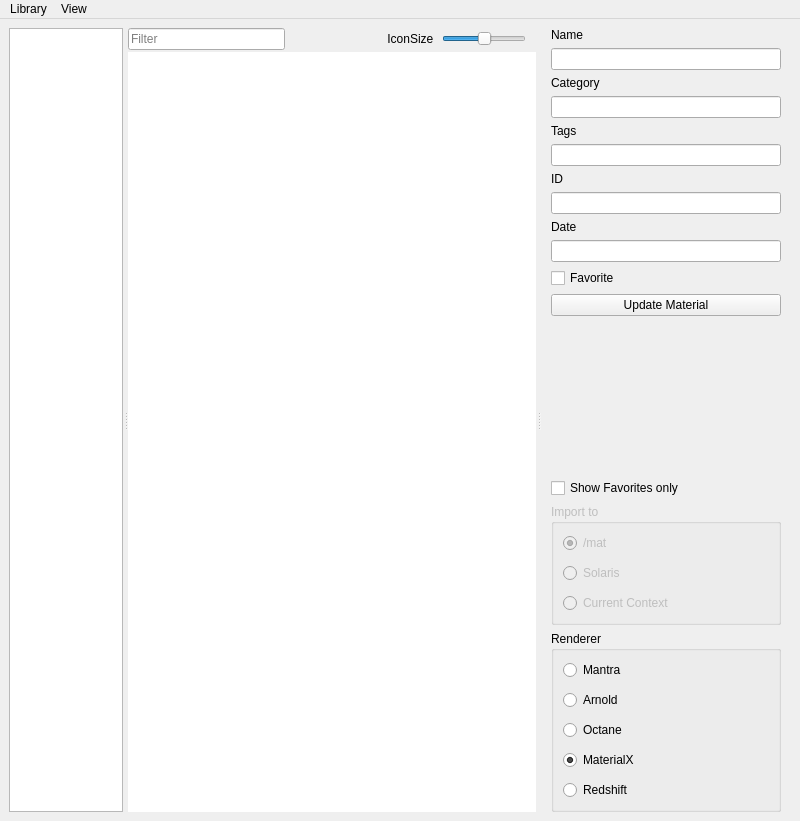
eglaubauf/egMatLib, file scripts/python/matlib/ui/matlib.ui: the form before one commit.
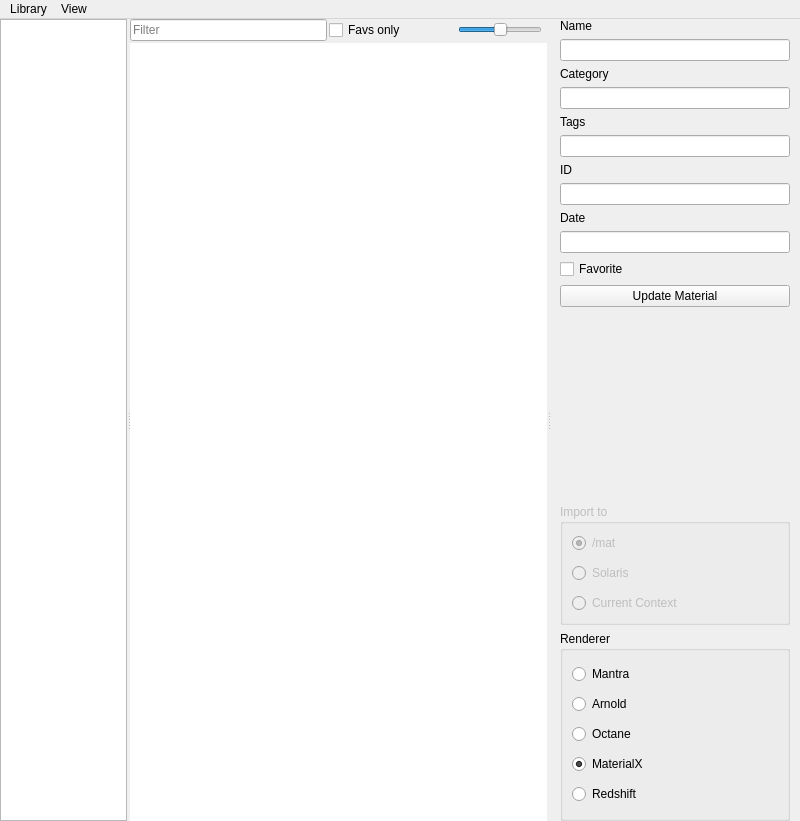
The form after the commit.

Commit message: adjust ui - move fav toggle next to filter

```diff
--- a/scripts/python/matlib/ui/matlib.ui
+++ b/scripts/python/matlib/ui/matlib.ui
@@ -33,6 +33,18 @@
     </sizepolicy>
    </property>
    <layout class="QVBoxLayout" name="verticalLayout">
+    <property name="leftMargin">
+     <number>0</number>
+    </property>
+    <property name="topMargin">
+     <number>0</number>
+    </property>
+    <property name="rightMargin">
+     <number>0</number>
+    </property>
+    <property name="bottomMargin">
+     <number>0</number>
+    </property>
     <item>
      <widget class="QSplitter" name="splitter">
       <property name="sizePolicy">
@@ -48,7 +60,7 @@
        <enum>Qt::Orientation::Horizontal</enum>
       </property>
       <property name="handleWidth">
-       <number>5</number>
+       <number>3</number>
       </property>
       <widget class="QListView" name="catview">
        <property name="sizePolicy">
@@ -94,6 +106,12 @@
               <verstretch>0</verstretch>
              </sizepolicy>
             </property>
+            <property name="minimumSize">
+             <size>
+              <width>80</width>
+              <height>0</height>
+             </size>
+            </property>
             <property name="maximumSize">
              <size>
               <width>500</width>
@@ -105,6 +123,13 @@
             </property>
            </widget>
           </item>
+          <item>
+           <widget class="QCheckBox" name="cb_FavsOnly">
+            <property name="text">
+             <string>Favs only</string>
+            </property>
+           </widget>
+          </item>
           <item>
            <spacer name="horizontalSpacer">
             <property name="orientation">
@@ -115,34 +140,12 @@
             </property>
             <property name="sizeHint" stdset="0">
              <size>
-              <width>100</width>
+              <width>50</width>
               <height>20</height>
              </size>
             </property>
            </spacer>
           </item>
-          <item>
-           <widget class="QLabel" name="label_3">
-            <property name="sizePolicy">
-             <sizepolicy hsizetype="Minimum" vsizetype="Preferred">
-              <horstretch>0</horstretch>
-              <verstretch>0</verstretch>
-             </sizepolicy>
-            </property>
-            <property name="contextMenuPolicy">
-             <enum>Qt::ContextMenuPolicy::NoContextMenu</enum>
-            </property>
-            <property name="layoutDirection">
-             <enum>Qt::LayoutDirection::LeftToRight</enum>
-            </property>
-            <property name="text">
-             <string>IconSize  </string>
-            </property>
-            <property name="alignment">
-             <set>Qt::AlignmentFlag::AlignRight|Qt::AlignmentFlag::AlignTrailing|Qt::AlignmentFlag::AlignVCenter</set>
-            </property>
-           </widget>
-          </item>
           <item>
            <layout class="QVBoxLayout" name="slider_layout">
             <item>
@@ -155,7 +158,7 @@
               </property>
               <property name="maximumSize">
                <size>
-                <width>250</width>
+                <width>200</width>
                 <height>16777215</height>
                </size>
               </property>
@@ -200,7 +203,7 @@
             </property>
             <property name="sizeHint" stdset="0">
              <size>
-              <width>10</width>
+              <width>5</width>
               <height>20</height>
              </size>
             </property>
@@ -296,9 +299,15 @@
        </layout>
       </widget>
       <widget class="QWidget" name="details_widget" native="true">
+       <property name="minimumSize">
+        <size>
+         <width>250</width>
+         <height>0</height>
+        </size>
+       </property>
        <property name="maximumSize">
         <size>
-         <width>400</width>
+         <width>250</width>
          <height>16777215</height>
         </size>
        </property>
@@ -349,8 +358,8 @@
             <rect>
              <x>0</x>
              <y>0</y>
-             <width>230</width>
-             <height>773</height>
+             <width>250</width>
+             <height>797</height>
             </rect>
            </property>
            <layout class="QVBoxLayout" name="verticalLayout_9">
@@ -484,13 +493,6 @@
               </property>
              </spacer>
             </item>
-            <item>
-             <widget class="QCheckBox" name="cb_FavsOnly">
-              <property name="text">
-               <string>Show Favorites only</string>
-              </property>
-             </widget>
-            </item>
             <item>
              <widget class="QGroupBox" name="import_group">
               <property name="enabled">
```
